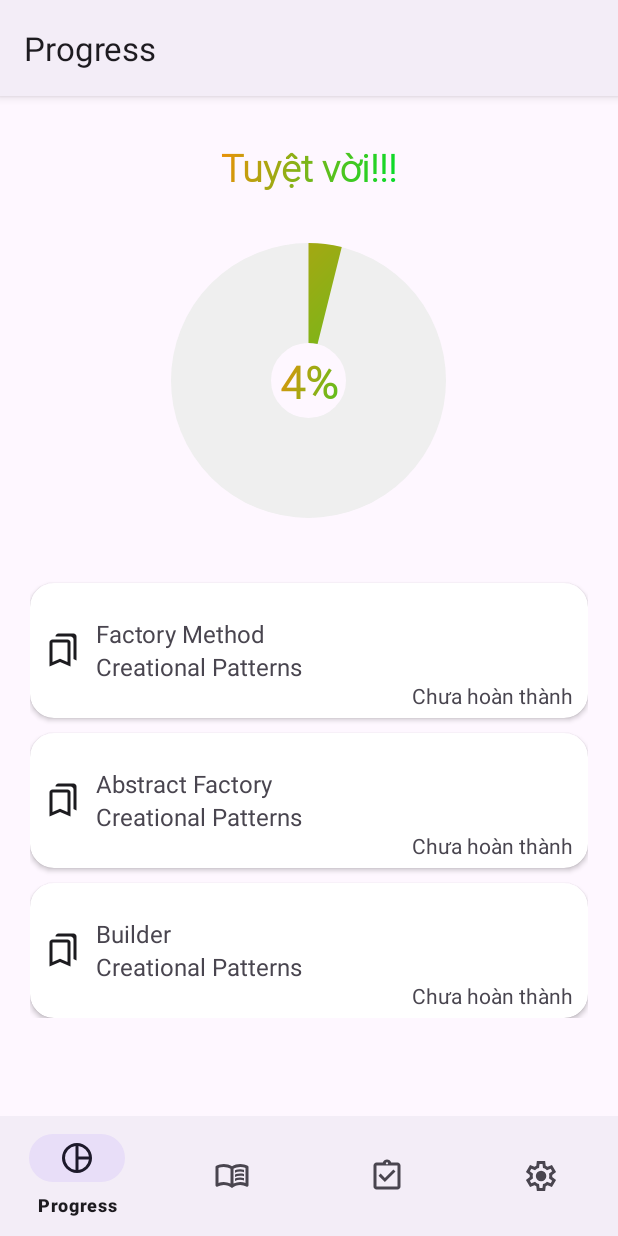
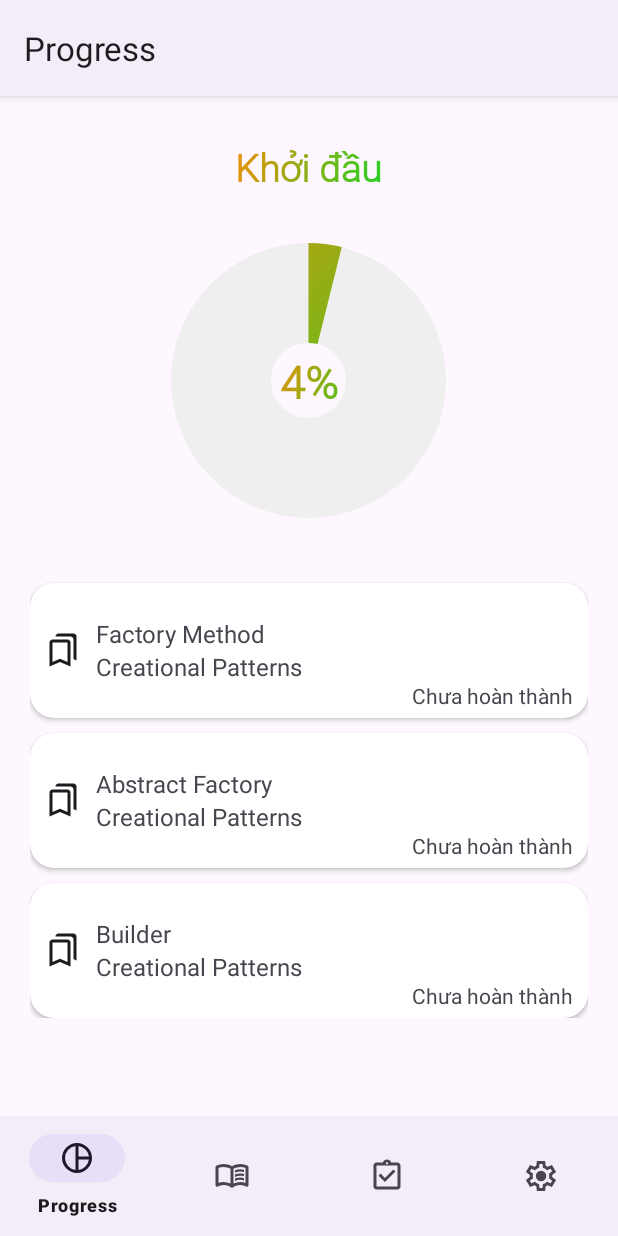
Before and after one commit to hatezero014/DA_DesignPatternApp, an Android app: the screen it shows after launch (MainActivity), on a phone screen of 412 x 824 dp. Run offline under Robolectric (Android 15) with nearby library versions, the phone set to English and light mode, and no system bars; our stand-ins replace navigation-ui; Roboto replaces fonts that are not available here.

Commit message:
Update result progress

```diff
--- a/app/src/main/java/com/example/designpattern/UI/progress/ProgressFragment.java
+++ b/app/src/main/java/com/example/designpattern/UI/progress/ProgressFragment.java
@@ -55,11 +55,21 @@ public class ProgressFragment extends Fragment {
         applyGradientToTextView(textView2);
 
         ValueAnimator animator = ValueAnimator.ofInt(0, progress);
-        if(progress<=50){
+        if(progress<=25){
+            animator.setDuration(500);
+            textView2.setText("Khởi đầu");
+        }
+        else if(progress > 25 && progress <= 50){
+            animator.setDuration(1000);
+            textView2.setText("Nền tảng");
+        }
+        if(progress > 50 && progress <= 75){
+            animator.setDuration(1500);
+            textView2.setText("Tiềm năng");
+        }
+        else if(progress > 75 && progress <= 100){
             animator.setDuration(2000);
-        }
-        else if(progress > 50 && progress <= 100){
-            animator.setDuration(3000);
+            textView2.setText("Tuyệt vời");
         }
 
         animator.addUpdateListener(new ValueAnimator.AnimatorUpdateListener() {
```
